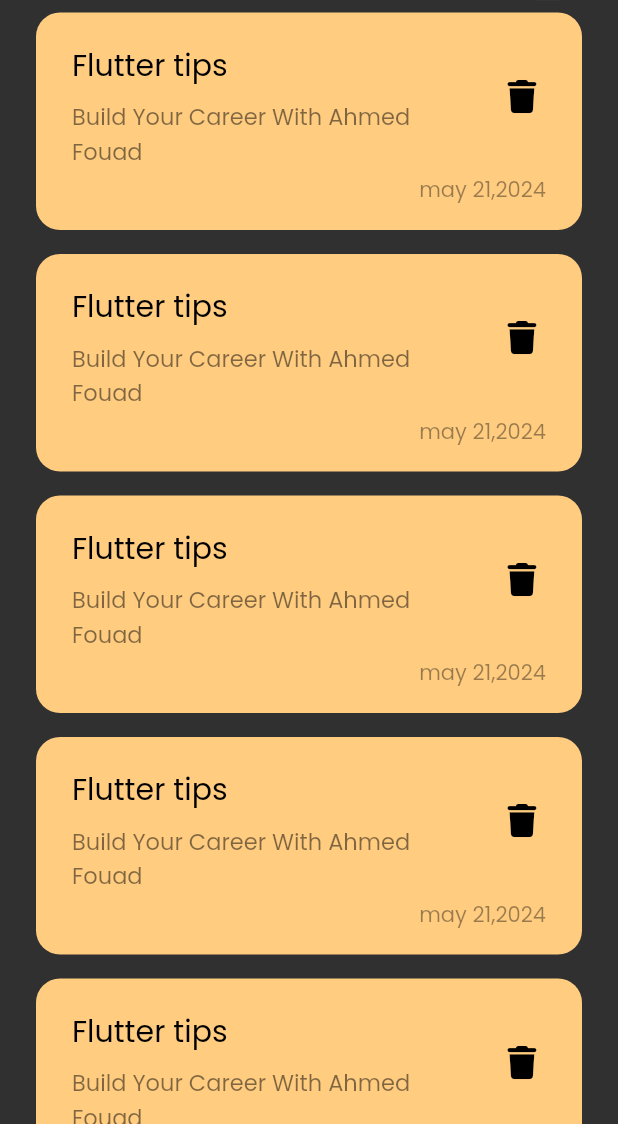
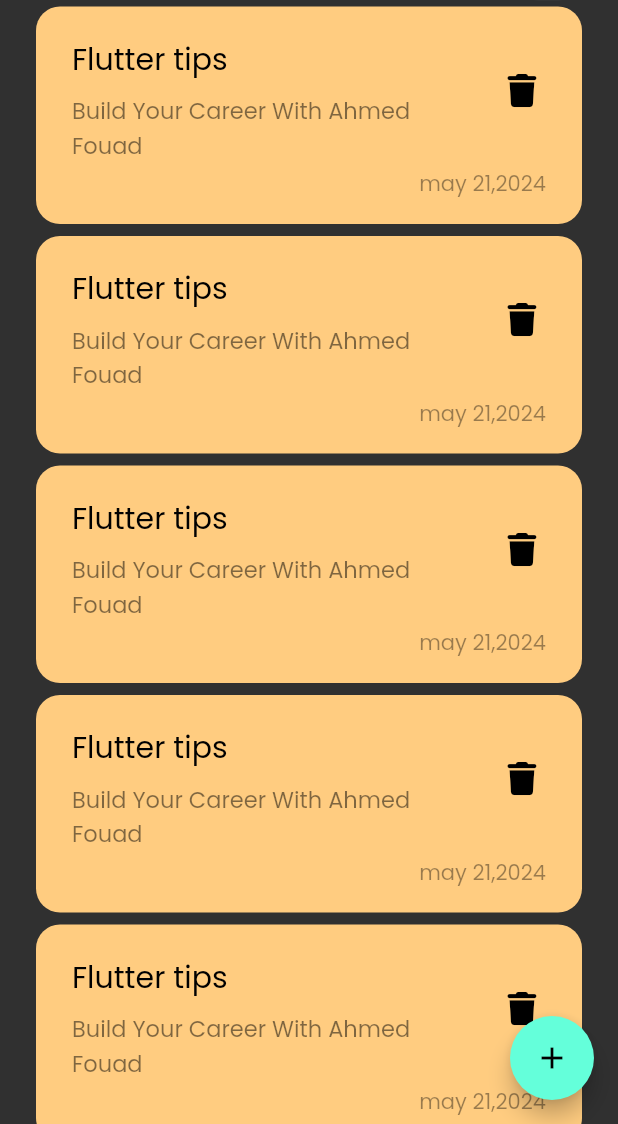
Before and after one commit to ahmadfouadalwakeal/NotesApp, a Flutter app: the screen it shows after launch, on a phone screen of 412 x 824 dp, the part 112-1236 px from its top. Run offline on Flutter 3.47's test engine with Material 2 defaults, Android fonts, the phone set to English and light mode, and no system bars; our stand-ins replace font_awesome_flutter.

Commit message:
add floatingActionButton

```diff
--- a/notes_app/lib/Views/notes_view.dart
+++ b/notes_app/lib/Views/notes_view.dart
@@ -8,7 +8,8 @@ class Notesviews extends StatelessWidget {
   @override
   Widget build(BuildContext context) {
     return Scaffold(
-      body:NotesviewsBody() ,
+      floatingActionButton: FloatingActionButton(onPressed: (){}, child: Icon(Icons.add),),
+      body: const NotesviewsBody() ,
     );
   }
 }
--- a/notes_app/lib/Widgets/Notes_List_view.dart
+++ b/notes_app/lib/Widgets/Notes_List_view.dart
@@ -9,7 +9,7 @@ class NotesListView extends StatelessWidget {
   Widget build(BuildContext context) {
     return ListView.builder(itemBuilder: (context, index) {
       return Padding(
-        padding: const EdgeInsets.symmetric(vertical: 8.0),
+        padding: const EdgeInsets.symmetric(vertical: 4.0),
         child: const NoteItem(),
       );
     });
```
